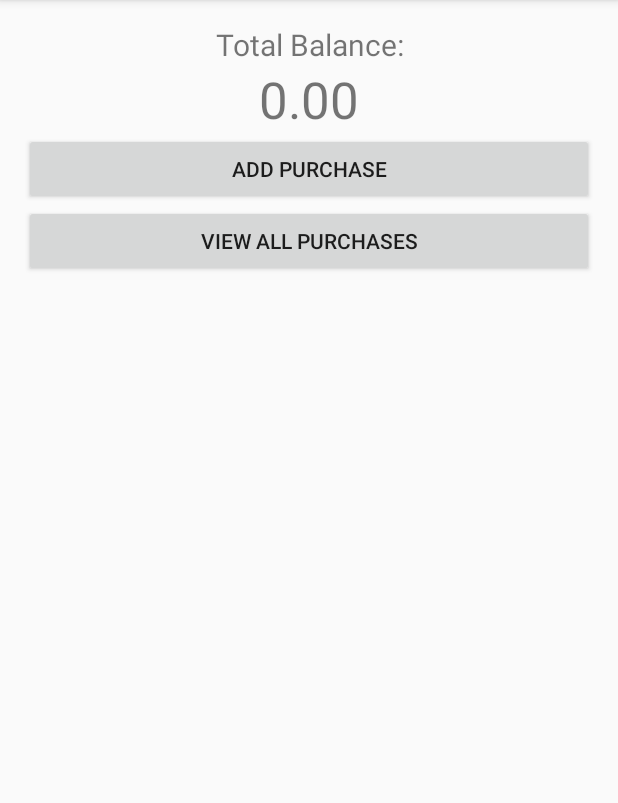
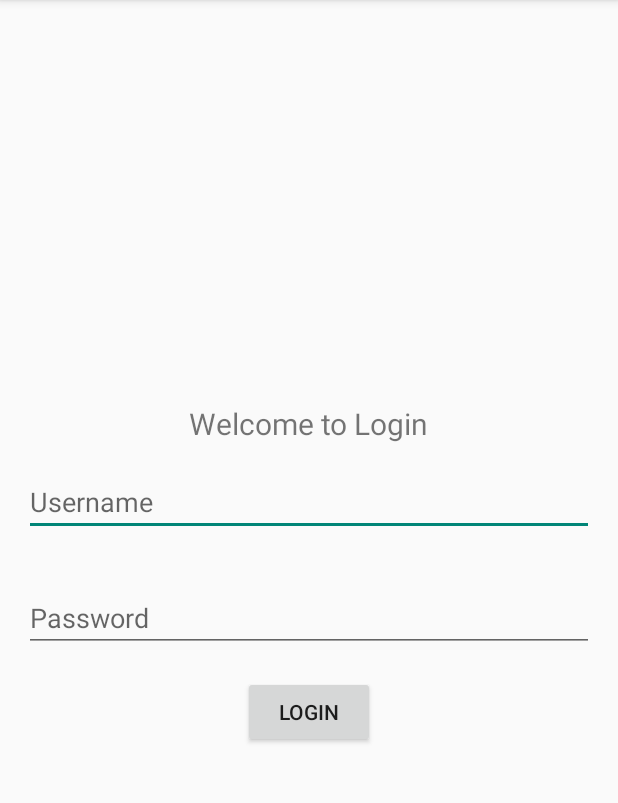
Before and after one commit to mwstl/AccountingApp, an Android app: the screen it shows after launch (MainActivity before the commit, LoginActivity after it), on a phone screen of 412 x 824 dp, the part 84-887 px from its top. Run offline under Robolectric (Android 15) with nearby library versions, the phone set to English and light mode, and no system bars.

Commit message:
update login page

```diff
--- a/app/src/main/java/com/example/expensestracker/LoginActivity.java
+++ b/app/src/main/java/com/example/expensestracker/LoginActivity.java
@@ -2,13 +2,50 @@ package com.example.expensestracker;
 
 import androidx.appcompat.app.AppCompatActivity;
 
+import android.content.Intent;
+import android.content.SharedPreferences;
 import android.os.Bundle;
+import android.view.View;
+import android.widget.Button;
+import android.widget.EditText;
 
 public class LoginActivity extends AppCompatActivity {
 
+
+    EditText name, psd;
+    Button loginBtn;
+    SharedPreferences preferences;
+    SharedPreferences.Editor editor;
     @Override
     protected void onCreate(Bundle savedInstanceState) {
         super.onCreate(savedInstanceState);
         setContentView(R.layout.activity_login);
+
+        preferences = getSharedPreferences("MyPreferences", MODE_PRIVATE);
+        editor = preferences.edit();
+
+
+        if(preferences.contains("saved_name")){
+            Intent intent = new Intent(LoginActivity.this, MainActivity.class);
+            startActivity(intent);
+        }else {
+
+            name = findViewById(R.id.usernameEditText);
+            psd = findViewById(R.id.passwordEditText);
+            loginBtn = findViewById(R.id.loginBtn);
+            loginBtn.setOnClickListener(new View.OnClickListener() {
+                @Override
+                public void onClick(View v) {
+                    String my_name = name.getText().toString();
+                    String my_password = psd.getText().toString();
+                    editor.putString("saved_name", my_name);
+                    editor.putString("saved_password", my_password);
+                    editor.commit();
+                    Intent intent = new Intent(LoginActivity.this, MainActivity.class);
+                    startActivity(intent);
+                }
+            });
+
+        }
     }
 }
--- a/app/src/main/res/layout/activity_login.xml
+++ b/app/src/main/res/layout/activity_login.xml
@@ -1,9 +1,44 @@
 <?xml version="1.0" encoding="utf-8"?>
-<androidx.constraintlayout.widget.ConstraintLayout xmlns:android="http://schemas.android.com/apk/res/android"
+<LinearLayout xmlns:android="http://schemas.android.com/apk/res/android"
     xmlns:app="http://schemas.android.com/apk/res-auto"
     xmlns:tools="http://schemas.android.com/tools"
     android:layout_width="match_parent"
     android:layout_height="match_parent"
-    tools:context=".LoginActivity">
+    android:gravity="center"
+    android:orientation="vertical"
+    tools:context=".LoginActivity"
+    >
 
-</androidx.constraintlayout.widget.ConstraintLayout>
+
+
+    <TextView
+        android:layout_width="wrap_content"
+        android:layout_height="wrap_content"
+        android:text="Welcome to Login"
+        android:textSize="20sp"
+        />
+
+    <EditText
+        android:id="@+id/usernameEditText"
+        android:layout_width="match_parent"
+        android:layout_height="wrap_content"
+        android:layout_margin="16dp"
+        android:hint="Username"
+        />
+
+    <EditText
+        android:id="@+id/passwordEditText"
+        android:layout_width="match_parent"
+        android:layout_height="wrap_content"
+        android:layout_margin="16dp"
+        android:hint="Password"
+        />
+
+    <Button
+        android:id="@+id/loginBtn"
+        android:layout_width="wrap_content"
+        android:layout_height="wrap_content"
+        android:text="Login" />
+
+
+    </LinearLayout>
--- a/app/src/main/res/layout/activity_main.xml
+++ b/app/src/main/res/layout/activity_main.xml
@@ -41,6 +41,12 @@
             android:onClick="viewPurchases"
             android:text="View All Purchases" />
 
+        <Button
+            android:id="@+id/logoutBtn"
+            android:layout_width="match_parent"
+            android:layout_height="wrap_content"
+            android:text="Logout" />
+
     </LinearLayout>
 
 </androidx.constraintlayout.widget.ConstraintLayout>
--- a/app/src/main/res/layout/purchase_item.xml
+++ b/app/src/main/res/layout/purchase_item.xml
@@ -20,7 +20,7 @@
             android:layout_marginRight="@dimen/small_gap"
             android:layout_weight="1"
             android:text="TextView"
-            android:textAlignment="textEnd" />
+            android:textAlignment="viewStart" />
 
         <TextView
             android:id="@+id/amountList"
```
Also changed, not shown: app/src/main/AndroidManifest.xml (+11 -6 lines), app/src/main/java/com/example/expensestracker/MainActivity.java (+16 -2 lines), 1 other file.
